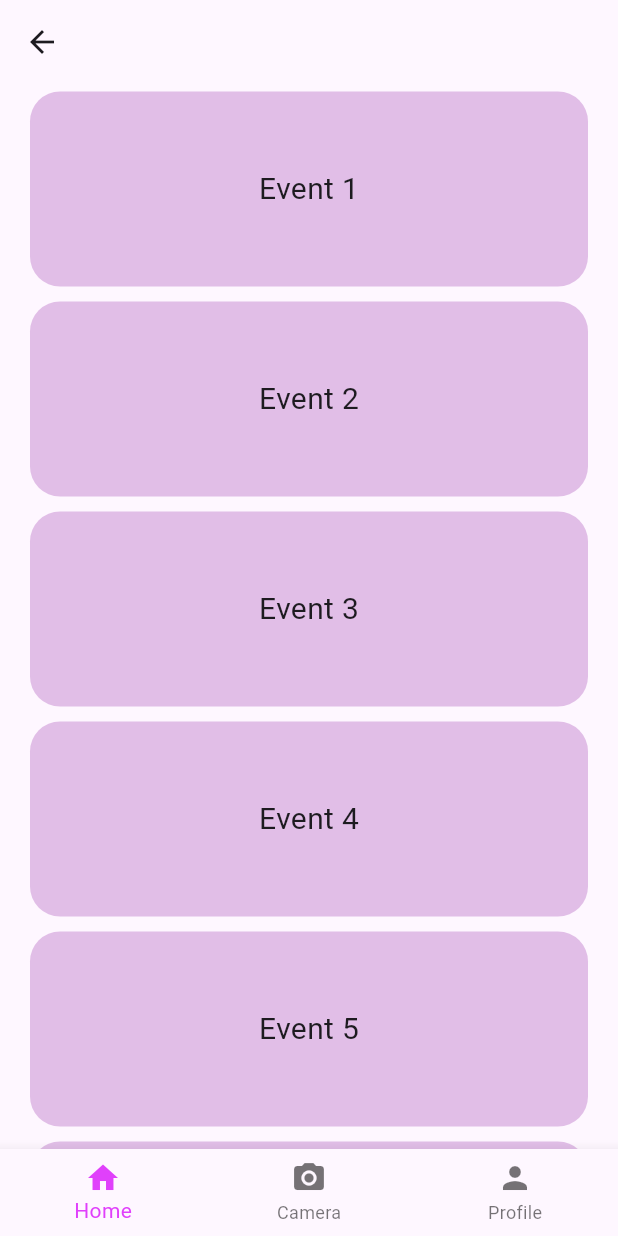
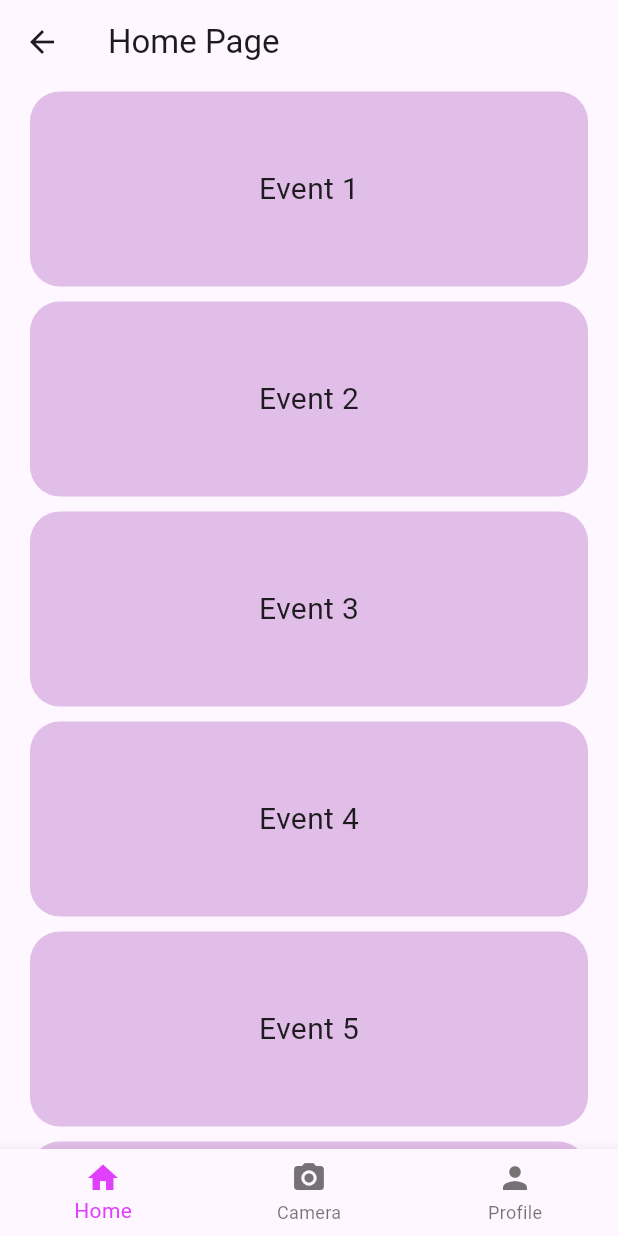
Before and after one commit to ErsekBeatriceAdrienne/Memora, a Flutter app: the HomePage screen opened directly, on a phone screen of 412 x 824 dp. Run offline on Flutter 3.47's test engine with Material 3 defaults, Android fonts, the phone set to English and light mode, and no system bars; our stand-ins replace table_calendar.

Commit message:
appbar update

```diff
--- a/Frontend/friends_with_memories/lib/pages/home_page.dart
+++ b/Frontend/friends_with_memories/lib/pages/home_page.dart
@@ -1,17 +1,14 @@
 import 'package:flutter/material.dart';
 import 'package:friends_with_memories/pages/profile_page.dart'; // Import ProfilePage
 
-class HomePage extends StatefulWidget
-{
+class HomePage extends StatefulWidget {
   @override
   _HomePageState createState() => _HomePageState();
 }
 
-class _HomePageState extends State<HomePage>
-{
+class _HomePageState extends State<HomePage> {
   int _selectedIndex = 0;
 
-  // Create a list of pages, including the ProfilePage
   static const String profileImageUrl = 'https://example.com/profile.jpg';
   static const String userName = 'John Doe';
   static const List<Map<String, String>> friends = [
@@ -21,17 +18,10 @@ class _HomePageState extends State<HomePage>
     {'name': 'Friend 2', 'imageUrl': 'https://example.com/friend2.jpg'},
     {'name': 'Friend 1', 'imageUrl': 'https://example.com/friend1.jpg'},
     {'name': 'Friend 2', 'imageUrl': 'https://example.com/friend2.jpg'},
-    {'name': 'Friend 1', 'imageUrl': 'https://example.com/friend1.jpg'},
-    {'name': 'Friend 2', 'imageUrl': 'https://example.com/friend2.jpg'},
-    {'name': 'Friend 1', 'imageUrl': 'https://example.com/friend1.jpg'},
-    {'name': 'Friend 2', 'imageUrl': 'https://example.com/friend2.jpg'},
-    {'name': 'Friend 1', 'imageUrl': 'https://example.com/friend1.jpg'},
-    {'name': 'Friend 2', 'imageUrl': 'https://example.com/friend2.jpg'},
   ];
 
   final List<Widget> _pages = <Widget>[
-    // Home page content
-    SingleChildScrollView(  // Use SingleChildScrollView for scrolling
+    SingleChildScrollView(
       child: Column(
         children: [
           _buildRoundedRectangle('Event 1'),
@@ -51,7 +41,6 @@ class _HomePageState extends State<HomePage>
     ),
   ];
 
-  // Function to build larger rounded rectangles
   static Widget _buildRoundedRectangle(String text) {
     return Container(
       margin: const EdgeInsets.symmetric(vertical: 5, horizontal: 20),
@@ -80,9 +69,19 @@ class _HomePageState extends State<HomePage>
   Widget build(BuildContext context) {
     return Scaffold(
       appBar: AppBar(
-        // home page text
+        leading: IconButton(
+          icon: const Icon(Icons.arrow_back),
+          onPressed: () {
+            Navigator.pop(context);
+          },
+        ),
+        title: Text(
+          _selectedIndex == 0 ? 'Home Page' :
+          _selectedIndex == 1 ? 'Camera Page' :
+          'Profile',
+        ),
       ),
-      body: _pages.elementAt(_selectedIndex), // Switches between Home, Camera, and Profile
+      body: _pages.elementAt(_selectedIndex),
       bottomNavigationBar: BottomNavigationBar(
         items: const <BottomNavigationBarItem>[
           BottomNavigationBarItem(
```
